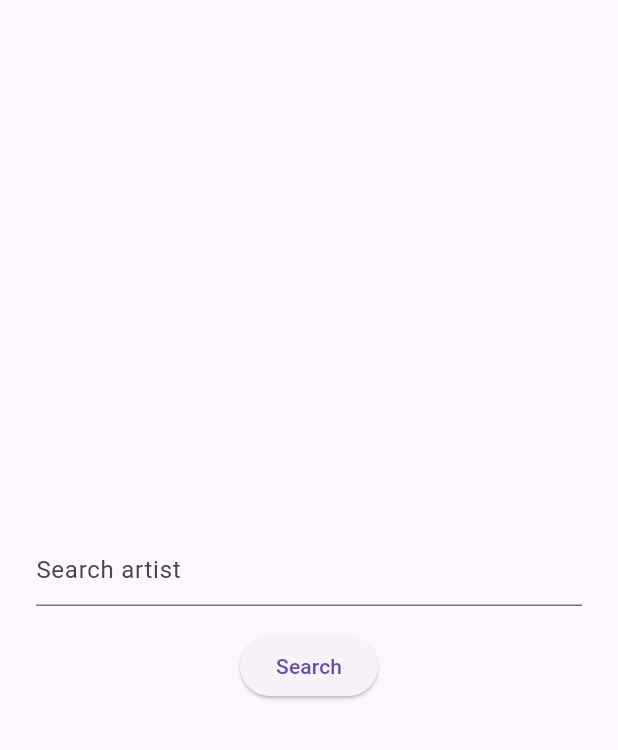
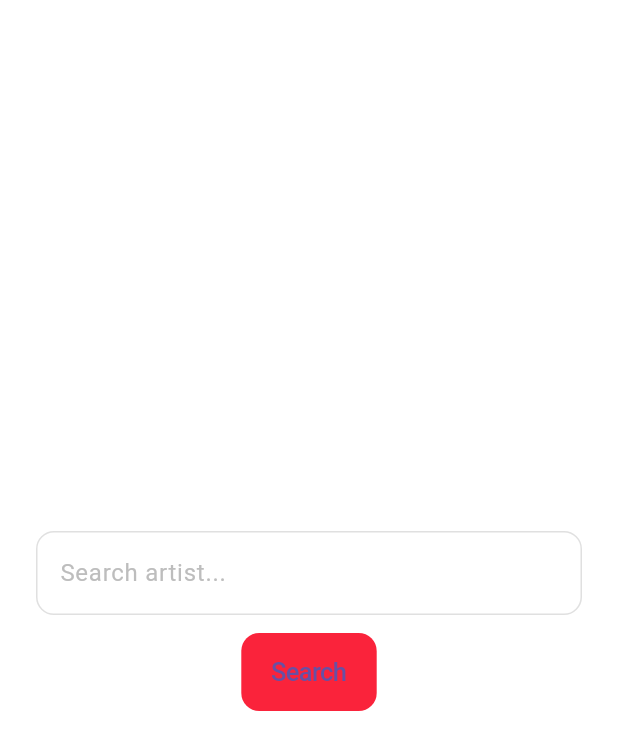
Before and after one commit to cskime/flutter_apple_music_search, a Flutter app: the screen it shows after launch, on a phone screen of 412 x 824 dp. Shown: the top 750 px of the screen. Run offline on Flutter 3.47's test engine with Material 3 defaults, Android fonts, the phone set to English and light mode, and no system bars; our stand-ins replace flutter_animate, flutter_riverpod, freezed_annotation.

Commit message:
impl artist search screen

```diff
--- /dev/null
+++ b/lib/feature/search/models/artist/artist_model.dart
@@ -0,0 +1,16 @@
+import 'package:freezed_annotation/freezed_annotation.dart';
+
+part 'artist_model.freezed.dart';
+part 'artist_model.g.dart';
+
+@freezed
+class ArtistModel with _$ArtistModel {
+  factory ArtistModel({
+    required int artistId,
+    required String artistType,
+    required String artistName,
+  }) = _ArtistModel;
+
+  factory ArtistModel.fromJson(Map<String, dynamic> json) =>
+      _$ArtistModelFromJson(json);
+}
--- /dev/null
+++ b/lib/feature/search/views/search_screen.dart
@@ -0,0 +1,140 @@
+import 'package:apple_music_search/feature/search/models/artist/artist_model.dart';
+import 'package:apple_music_search/feature/search/view_models/search_view_model.dart';
+import 'package:apple_music_search/feature/search/views/widgets/artist_name_tag.dart';
+import 'package:apple_music_search/feature/search/views/widgets/search_button.dart';
+import 'package:apple_music_search/feature/search/views/widgets/search_text_field.dart';
+import 'package:flutter/material.dart';
+import 'package:flutter_animate/flutter_animate.dart';
+import 'package:flutter_riverpod/flutter_riverpod.dart';
+
+class SearchScreen extends ConsumerStatefulWidget {
+  const SearchScreen({super.key});
+
+  @override
+  ConsumerState<SearchScreen> createState() => _SearchScreenState();
+}
+
+class _SearchScreenState extends ConsumerState<SearchScreen>
+    with SingleTickerProviderStateMixin {
+  final _textEditingController = TextEditingController();
+  final _focusNode = FocusNode();
+
+  late final _animationController = AnimationController(
+    vsync: this,
+    duration: 250.ms,
+  );
+  late final _topPaddingAnimation = CurvedAnimation(
+    parent: _animationController,
+    curve: Curves.easeInOut,
+  );
+
+  ArtistModel? _selectedArtis;
+
+  void _onSearchPressed() async {
+    _unfocus();
+    await ref
+        .read(searchViewModelProvider.notifier)
+        .search(term: _textEditingController.text);
+    setState(() {});
+  }
+
+  void _unfocus() {
+    _focusNode.unfocus();
+  }
+
+  void _onArtistPressed(ArtistModel artist) {
+    setState(() {
+      _selectedArtis = artist;
+    });
+  }
+
+  @override
+  void initState() {
+    super.initState();
+    _focusNode.addListener(
+      () {
+        if (_focusNode.hasFocus) {
+          _animationController.forward();
+        } else if (_textEditingController.text.isEmpty) {
+          _animationController.reverse();
+        }
+        setState(() {});
+      },
+    );
+  }
+
+  @override
+  void dispose() {
+    _textEditingController.dispose();
+    _focusNode.dispose();
+    super.dispose();
+  }
+
+  @override
+  Widget build(BuildContext context) {
+    final artists = ref.watch(searchViewModelProvider).value ?? [];
+
+    const contentHeight = 56 + 48 + 12; // t
+    final viewVerticalPadding = MediaQuery.viewPaddingOf(context).vertical;
+    final viewHeight = MediaQuery.sizeOf(context).height - viewVerticalPadding;
+
+    final topPadding = Tween<double>(
+      begin: (viewHeight - contentHeight) / 2,
+      end: (viewHeight / 2 - contentHeight) / 2,
+    ).animate(_topPaddingAnimation);
+
+    return GestureDetector(
+      onTap: _unfocus,
+      child: Scaffold(
+        resizeToAvoidBottomInset: false,
+        body: SafeArea(
+          child: Padding(
+            padding: const EdgeInsets.symmetric(horizontal: 24),
+            child: Column(
+              mainAxisSize: MainAxisSize.min,
+              children: [
+                AnimatedBuilder(
+                  animation: topPadding,
+                  builder: (context, child) => SizedBox(
+                    height: topPadding.value,
+                  ),
+                ),
+                SearchTextField(
+                  controller: _textEditingController,
+                  focusNode: _focusNode,
+                ),
+                const SizedBox(height: 12),
+                SearchButton(
+                  title: "Search",
+                  onPressed: _onSearchPressed,
+                ),
+                const SizedBox(height: 48),
+                if (_textEditingController.text.isNotEmpty &&
+                    artists.isNotEmpty)
+                  SizedBox(
+                    height: viewHeight * 0.5,
+                    child: SingleChildScrollView(
+                      child: Wrap(
+                        spacing: 8,
+                        runSpacing: 8,
+                        children: [
+                          ...artists.map(
+                            (artist) => SearchResultTag(
+                              artist: artist,
+                              onPressed: _onArtistPressed,
+                              selected:
+                                  _selectedArtis?.artistId == artist.artistId,
+                            ),
+                          ),
+                        ],
+                      ),
+                    ),
+                  ).animate().fadeIn(duration: 300.ms),
+              ],
+            ),
+          ),
+        ),
+      ),
+    );
+  }
+}
--- /dev/null
+++ b/lib/feature/search/views/widgets/search_button.dart
@@ -0,0 +1,28 @@
+import 'package:flutter/cupertino.dart';
+import 'package:flutter/material.dart';
+
+class SearchButton extends StatelessWidget {
+  const SearchButton({
+    super.key,
+    required this.title,
+    this.onPressed,
+  });
+
+  final String title;
+  final void Function()? onPressed;
+
+  @override
+  Widget build(BuildContext context) {
+    final backgroundColor = Theme.of(context).primaryColor;
+    return CupertinoButton(
+      onPressed: onPressed,
+      color: backgroundColor,
+      child: Text(
+        title,
+        style: const TextStyle(
+          fontWeight: FontWeight.w500,
+        ),
+      ),
+    );
+  }
+}
--- /dev/null
+++ b/lib/feature/search/views/widgets/search_text_field.dart
@@ -0,0 +1,36 @@
+import 'package:flutter/material.dart';
+
+class SearchTextField extends StatelessWidget {
+  const SearchTextField({
+    super.key,
+    required this.controller,
+    this.focusNode,
+  });
+
+  final TextEditingController controller;
+  final FocusNode? focusNode;
+
+  @override
+  Widget build(BuildContext context) {
+    final primaryColor = Theme.of(context).primaryColor;
+
+    return TextField(
+      controller: controller,
+      focusNode: focusNode,
+      decoration: InputDecoration(
+        hintText: "Search artist...",
+        hintStyle: TextStyle(color: Colors.grey.shade400),
+        enabledBorder: OutlineInputBorder(
+          borderSide: BorderSide(color: Colors.grey.shade300),
+          borderRadius: BorderRadius.circular(12),
+        ),
+        focusedBorder: OutlineInputBorder(
+          borderSide: BorderSide(color: primaryColor),
+          borderRadius: BorderRadius.circular(16),
+        ),
+      ),
+      cursorColor: Colors.black,
+      cursorHeight: 20,
+    );
+  }
+}
--- a/lib/features/search/views/search_screen.dart
+++ /dev/null
@@ -1,33 +0,0 @@
-import 'package:flutter/material.dart';
-
-class SearchScreen extends StatelessWidget {
-  const SearchScreen({super.key});
-
-  void _onSearch() {}
-
-  @override
-  Widget build(BuildContext context) {
-    return Scaffold(
-      body: Padding(
-        padding: const EdgeInsets.all(24),
-        child: Center(
-          child: Column(
-            mainAxisSize: MainAxisSize.min,
-            children: [
-              const TextField(
-                decoration: InputDecoration(
-                  hintText: "Search artist",
-                ),
-              ),
-              const SizedBox(height: 16),
-              ElevatedButton(
-                onPressed: _onSearch,
-                child: const Text("Search"),
-              ),
-            ],
-          ),
-        ),
-      ),
-    );
-  }
-}
--- a/lib/main.dart
+++ b/lib/main.dart
@@ -1,8 +1,14 @@
-import 'package:apple_music_search/features/search/views/search_screen.dart';
+import 'package:apple_music_search/feature/search/views/search_screen.dart';
+import 'package:apple_music_search/theme/light_theme_data.dart';
 import 'package:flutter/material.dart';
+import 'package:flutter_riverpod/flutter_riverpod.dart';
 
 void main() {
-  runApp(const AppleMusicSearchApp());
+  runApp(
+    const ProviderScope(
+      child: AppleMusicSearchApp(),
+    ),
+  );
 }
 
 class AppleMusicSearchApp extends StatelessWidget {
@@ -10,9 +16,10 @@ class AppleMusicSearchApp extends StatelessWidget {
 
   @override
   Widget build(BuildContext context) {
-    return const MaterialApp(
+    return MaterialApp(
       title: "AppleMusicSearchApp",
-      home: SearchScreen(),
+      theme: lightThemeData,
+      home: const SearchScreen(),
     );
   }
 }
--- /dev/null
+++ b/lib/theme/light_theme_data.dart
@@ -0,0 +1,7 @@
+import 'package:flutter/material.dart';
+
+final lightThemeData = ThemeData(
+  scaffoldBackgroundColor: Colors.white,
+  primaryColor: const Color(0xFFFA233B),
+  dividerColor: Colors.grey.shade300,
+);
```
Also changed, not shown: lib/feature/search/view_models/search_view_model.dart (added, +30 -0 lines), lib/feature/search/views/widgets/artist_name_tag.dart (added, +46 -0 lines), lib/network/itunes_api.dart (added, +45 -0 lines), lib/network/itunes_result.dart (added, +15 -0 lines), pubspec.yaml (+8 -4 lines), lib/feature/search/models/artist/artist_model.freezed.dart (added), lib/feature/search/models/artist/artist_model.g.dart (added), lib/network/itunes_result.freezed.dart (added), lib/network/itunes_result.g.dart (added), pubspec.lock.
